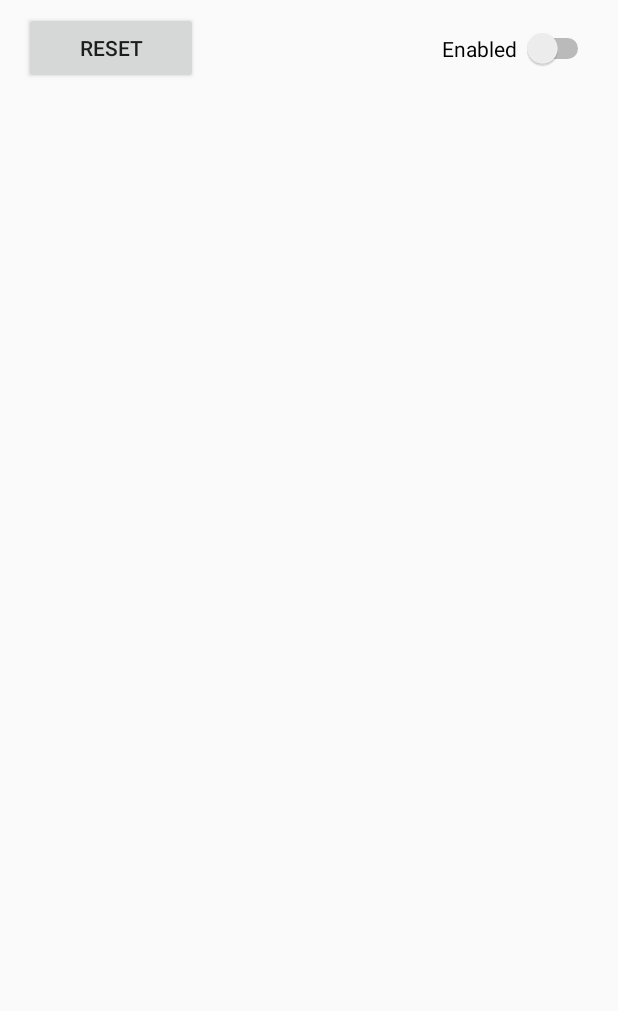
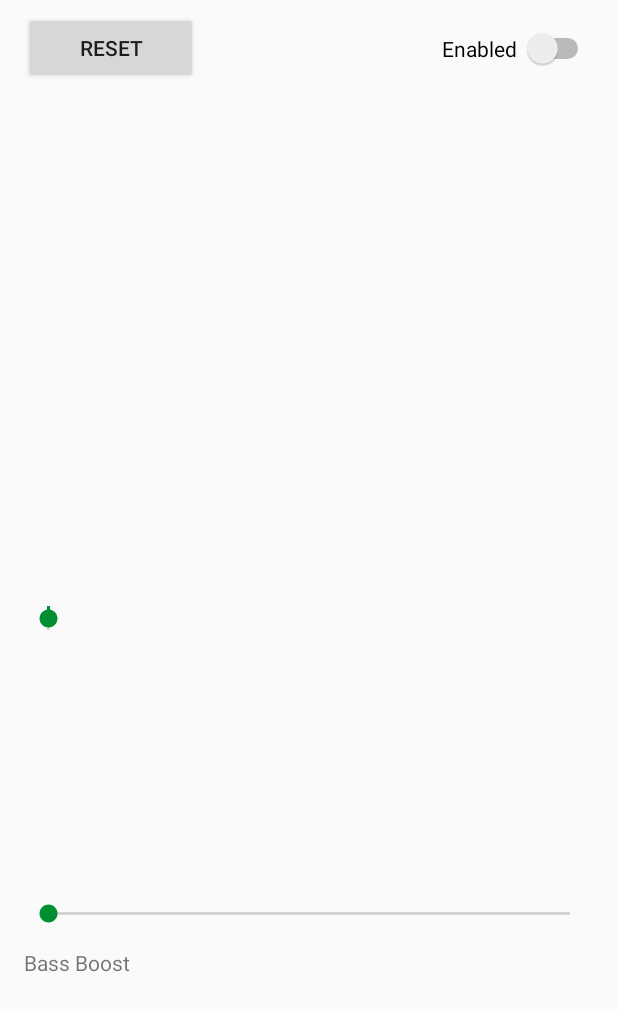
Before and after one commit to McGlothlin/Android-Equalizer, an Android app: the layout activity_main.xml on its own in the app's theme, with its tools: preview values and no code run, on a phone screen of 412 x 824 dp. Shown: the top 1011 px of the screen. Run offline under Robolectric (Android 15) with nearby library versions, the phone set to English and light mode, and no system bars.

Commit message:
something on the screen!

```diff
--- a/app/src/main/res/layout/activity_main.xml
+++ b/app/src/main/res/layout/activity_main.xml
@@ -13,7 +13,7 @@
         android:layout_marginEnd="280dp"
         android:layout_marginStart="16dp"
         android:layout_marginTop="8dp"
-        android:text="Reset"
+        android:text="@string/reset"
         app:layout_constraintEnd_toEndOf="parent"
         app:layout_constraintStart_toStartOf="parent"
         app:layout_constraintTop_toTopOf="parent" />
@@ -25,8 +25,47 @@
         android:layout_marginBottom="8dp"
         android:layout_marginEnd="16dp"
         android:layout_marginTop="8dp"
-        android:text="Enabled"
+        android:text="@string/enabled"
         app:layout_constraintBottom_toBottomOf="@+id/resetButton"
         app:layout_constraintEnd_toEndOf="parent"
         app:layout_constraintTop_toTopOf="@+id/resetButton" />
+
+    <SeekBar
+        android:id="@+id/bassBoostSeekBar"
+        style="@android:style/Widget.DeviceDefault.SeekBar"
+        android:layout_width="0dp"
+        android:layout_height="30dp"
+        android:layout_marginTop="32dp"
+        android:max="100"
+        android:progress="0"
+        app:layout_constraintEnd_toEndOf="@+id/enabledSwitch"
+        app:layout_constraintStart_toStartOf="@+id/resetButton"
+        app:layout_constraintTop_toBottomOf="@+id/seekBar5" />
+
+    <TextView
+        android:id="@+id/bassBoostLabel"
+        android:layout_width="0dp"
+        android:layout_height="20dp"
+        android:layout_marginTop="8dp"
+        android:text="@string/bass_boost_label"
+        app:layout_constraintEnd_toEndOf="@+id/bassBoostSeekBar"
+        app:layout_constraintHorizontal_bias="0.0"
+        app:layout_constraintStart_toStartOf="@+id/bassBoostSeekBar"
+        app:layout_constraintTop_toBottomOf="@+id/bassBoostSeekBar" />
+
+    <SeekBar
+        android:id="@+id/seekBar5"
+        style="@android:style/Widget.DeviceDefault.SeekBar"
+        android:layout_width="wrap_content"
+        android:layout_height="300dp"
+        android:layout_marginBottom="8dp"
+        android:layout_marginStart="8dp"
+        android:layout_marginTop="8dp"
+        android:max="100"
+        android:progress="50"
+        android:rotation="90"
+        app:layout_constraintBottom_toBottomOf="parent"
+        app:layout_constraintStart_toStartOf="parent"
+        app:layout_constraintTop_toTopOf="parent" />
+
 </android.support.constraint.ConstraintLayout>
--- a/app/src/main/res/values/strings.xml
+++ b/app/src/main/res/values/strings.xml
@@ -1,3 +1,6 @@
 <resources>
     <string name="app_name">Equalizer</string>
+    <string name="reset">Reset</string>
+    <string name="enabled">Enabled</string>
+    <string name="bass_boost_label">Bass Boost</string>
 </resources>
```
Also changed, not shown: app/src/main/java/com/seanmcglothlin/equalizer/MainActivity.kt (+254 -239 lines).
